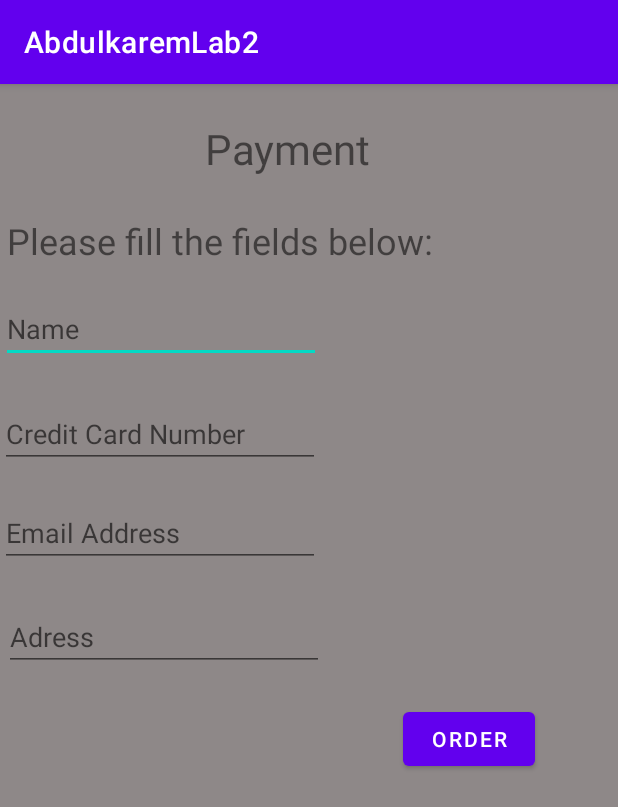
After one commit to KitkatChunk/AbdulkaremAlaniLab2, an Android app: the AbdulkaremPayment screen opened directly, with no data from a screen before it, on a phone screen of 412 x 824 dp. The commit adds this screen. Shown: the top 807 px of the screen. Run offline under Robolectric (Android 15) with nearby library versions, the phone set to English and light mode, and no system bars.

Commit message:
implemented payment screen and checkout screen
With validation for payment screen

```diff
--- a/AbdulkaremLab2/app/src/main/AndroidManifest.xml
+++ b/AbdulkaremLab2/app/src/main/AndroidManifest.xml
@@ -9,7 +9,9 @@
         android:roundIcon="@mipmap/ic_launcher_round"
         android:supportsRtl="true"
         android:theme="@style/Theme.AbdulkaremLab2">
-        <activity android:name=".AbdulkaremHomeType"></activity>
+        <activity android:name=".AbdulkaremPayment"></activity>
+        <activity android:name=".AbdulkaremCheckoutScreen" />
+        <activity android:name=".AbdulkaremHomeType" />
         <activity android:name=".AbdulkaremMainActivity">
             <intent-filter>
                 <action android:name="android.intent.action.MAIN" />
--- /dev/null
+++ b/AbdulkaremLab2/app/src/main/java/com/example/abdulkarem/Alani/S300993768/AbdulkaremPayment.java
@@ -0,0 +1,56 @@
+package com.example.abdulkarem.Alani.S300993768;
+
+import androidx.appcompat.app.AlertDialog;
+import androidx.appcompat.app.AppCompatActivity;
+
+import android.content.Intent;
+import android.os.Bundle;
+import android.text.Editable;
+import android.view.Display;
+import android.view.View;
+import android.widget.Button;
+import android.widget.EditText;
+import android.widget.Toast;
+
+import com.google.android.material.snackbar.Snackbar;
+
+public class AbdulkaremPayment extends AppCompatActivity {
+
+    Button orderbutton;
+    EditText nametxtfield, cardtxtfield, emailtxtfield, addresstxtfield;
+
+
+
+    @Override
+    protected void onCreate(Bundle savedInstanceState) {
+        super.onCreate(savedInstanceState);
+        setContentView(R.layout.activity_abdulkarem_payment);
+
+        orderbutton = (Button) findViewById(R.id.orderbutton);
+
+        nametxtfield = (EditText) findViewById(R.id.nametxtfield);
+        emailtxtfield = (EditText) findViewById(R.id.emailtxtfield);
+        cardtxtfield = (EditText) findViewById(R.id.cardtxtfield);
+        addresstxtfield = (EditText) findViewById(R.id.addresstxtfield);
+
+        orderbutton.setOnClickListener(new View.OnClickListener() {
+            @Override
+            public void onClick(View v) {
+
+                if( nametxtfield.getText().toString().length() == 0 )
+                    nametxtfield.setError( "First name is required!" );
+                else if( cardtxtfield.getText().toString().length() != 16 )
+                    cardtxtfield.setError( "Valid card number is required!" );
+                else if( emailtxtfield.getText().toString().length() == 0 )
+                    emailtxtfield.setError( "Email is required!" );
+                else if( addresstxtfield.getText().toString().length() == 0 )
+                    addresstxtfield.setError( "Email is required!" );
+                else {
+                    Intent intent = new Intent(AbdulkaremPayment.this, AbdulkaremMainActivity.class);
+                    startActivity(intent);
+                }
+            }
+        });
+
+    }
+}
--- /dev/null
+++ b/AbdulkaremLab2/app/src/main/res/layout/activity_abdulkarem_payment.xml
@@ -0,0 +1,75 @@
+<?xml version="1.0" encoding="utf-8"?>
+<AbsoluteLayout xmlns:android="http://schemas.android.com/apk/res/android"
+    xmlns:app="http://schemas.android.com/apk/res-auto"
+    android:layout_width="fill_parent"
+    android:layout_height="fill_parent"
+    android:background="#8E8888">
+
+
+    <TextView
+        android:id="@+id/textView30"
+        android:layout_width="127dp"
+        android:layout_height="wrap_content"
+        android:layout_x="137dp"
+        android:layout_y="24dp"
+        android:text="Payment"
+        android:textSize="28sp" />
+
+    <TextView
+        android:id="@+id/textView31"
+        android:layout_width="wrap_content"
+        android:layout_height="wrap_content"
+        android:layout_x="5dp"
+        android:layout_y="88dp"
+        android:text="Please fill the fields below:"
+        android:textSize="24sp" />
+
+    <EditText
+        android:id="@+id/nametxtfield"
+        android:layout_width="wrap_content"
+        android:layout_height="wrap_content"
+        android:layout_x="1dp"
+        android:layout_y="141dp"
+        android:ems="10"
+        android:hint="Name"
+        android:inputType="textPersonName" />
+
+    <EditText
+        android:id="@+id/cardtxtfield"
+        android:layout_width="wrap_content"
+        android:layout_height="wrap_content"
+        android:layout_x="0dp"
+        android:layout_y="211dp"
+        android:ems="10"
+        android:hint="Credit Card Number"
+        android:inputType="number" />
+
+    <EditText
+        android:id="@+id/emailtxtfield"
+        android:layout_width="wrap_content"
+        android:layout_height="wrap_content"
+        android:layout_x="0dp"
+        android:layout_y="277dp"
+        android:ems="10"
+        android:hint="Email Address"
+        android:inputType="textEmailAddress" />
+
+    <EditText
+        android:id="@+id/addresstxtfield"
+        android:layout_width="wrap_content"
+        android:layout_height="wrap_content"
+        android:layout_x="3dp"
+        android:layout_y="346dp"
+        android:ems="10"
+        android:hint="Adress"
+        android:inputType="textPersonName" />
+
+    <Button
+        android:id="@+id/orderbutton"
+        android:layout_width="wrap_content"
+        android:layout_height="wrap_content"
+        android:layout_x="269dp"
+        android:layout_y="413dp"
+        android:text="Order" />
+
+</AbsoluteLayout>
```
Also changed, not shown: AbdulkaremLab2/app/src/main/java/com/example/abdulkarem/Alani/S300993768/AbdulkaremCheckoutScreen.java (added, +41 -0 lines), AbdulkaremLab2/app/src/main/java/com/example/abdulkarem/Alani/S300993768/AbdulkaremHomeType.java (+19 -3 lines), AbdulkaremLab2/app/src/main/res/layout/abdulkarem_home_types.xml (+12 -0 lines), AbdulkaremLab2/app/src/main/res/layout/activity_abdulkarem_checkout_screen.xml (added, +32 -0 lines), AbdulkaremLab2/app/src/main/res/layout/alani_semi_detached_home.xml (+5 -5 lines).
